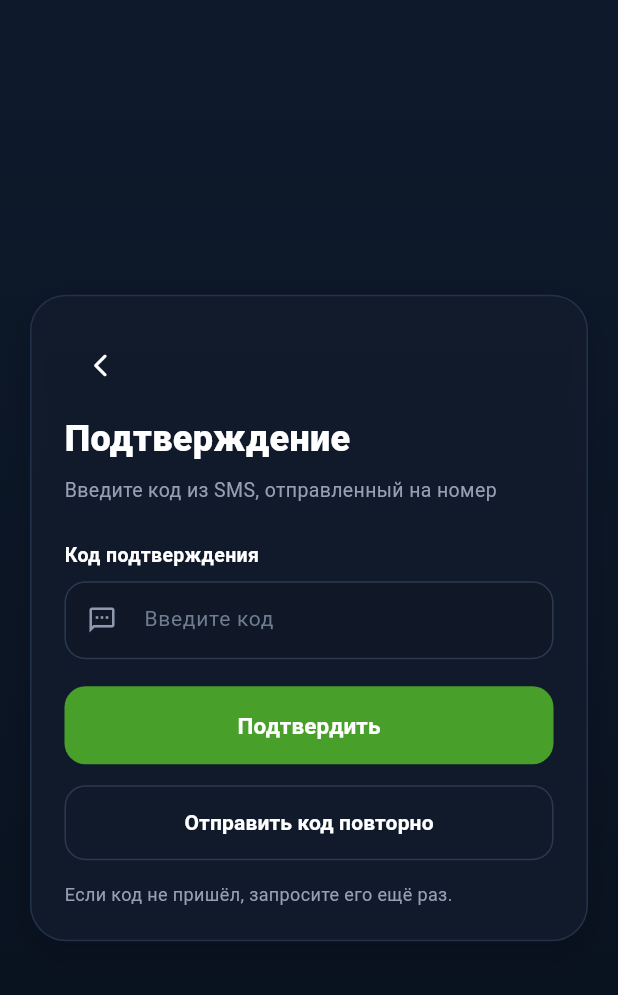
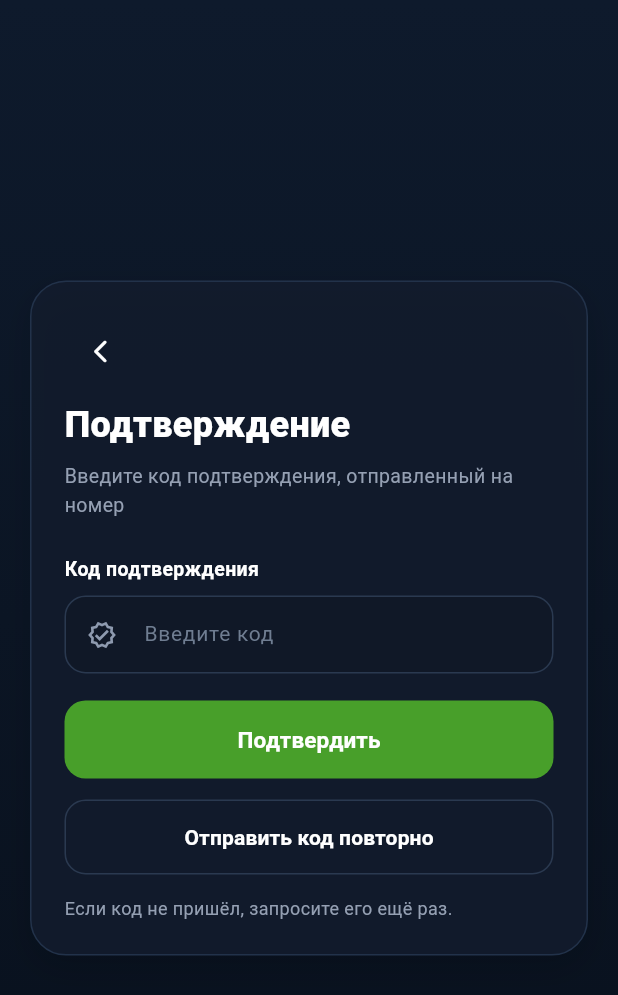
Before and after one commit to jetkizdigital-droid/mobile_restaurant, a Flutter app: the RestaurantSmsPage screen opened directly with empty values, on a phone screen of 412 x 824 dp. Shown: the top 995 px of the screen. Run offline on Flutter 3.47's test engine with Material 3 defaults, Android fonts, the phone set to English and light mode, and no system bars; our stand-ins replace firebase_core, firebase_crashlytics, firebase_messaging, flutter_image_compress, flutter_local_notifications, flutter_secure_storage and 4 more; accounts and stored records are empty.

Commit message:
fix(release): harden restaurant app for Google Play [release-fixes-applied]

```diff
--- a/lib/features/auth/presentation/pages/restaurant_sms_page.dart
+++ b/lib/features/auth/presentation/pages/restaurant_sms_page.dart
@@ -1,5 +1,5 @@
 // JETKIZ RESTAURANT APP
-// SMS verification page for restaurant auth.
+// OTP verification page for restaurant auth.
 //
 // FLOW:
 // 1. request code on auth screen
@@ -78,16 +78,15 @@ class _RestaurantSmsPageState extends State<RestaurantSmsPage> {
           nameRu: (registerData['nameRu'] ?? '').toString().trim(),
           nameKk: (registerData['nameKk'] ?? '').toString().trim(),
           address: (registerData['address'] ?? '').toString().trim(),
-          workingHoursFrom:
-              (registerData['workingHoursFrom'] ?? '').toString().trim(),
-          workingHoursTo:
-              (registerData['workingHoursTo'] ?? '').toString().trim(),
+          workingHoursFrom: (registerData['workingHoursFrom'] ?? '')
+              .toString()
+              .trim(),
+          workingHoursTo: (registerData['workingHoursTo'] ?? '')
+              .toString()
+              .trim(),
         );
       } else {
-        await _authApi.verifyCode(
-          phone: normalizedPhone,
-          code: code,
-        );
+        await _authApi.verifyCode(phone: normalizedPhone, code: code);
       }
 
       final me = await _authApi.getMe();
@@ -154,9 +153,7 @@ class _RestaurantSmsPageState extends State<RestaurantSmsPage> {
 
       ScaffoldMessenger.of(context).showSnackBar(
         SnackBar(
-          content: Text(
-            _t('Код отправлен повторно', 'Код қайта жіберілді'),
-          ),
+          content: Text(_t('Код отправлен повторно', 'Код қайта жіберілді')),
         ),
       );
     } catch (error, stackTrace) {
@@ -215,11 +212,7 @@ class _RestaurantSmsPageState extends State<RestaurantSmsPage> {
           gradient: LinearGradient(
             begin: Alignment.topCenter,
             end: Alignment.bottomCenter,
-            colors: [
-              backgroundTop,
-              Color(0xFF0B1524),
-              backgroundBottom,
-            ],
+            colors: [backgroundTop, Color(0xFF0B1524), backgroundBottom],
           ),
         ),
         child: SafeArea(
@@ -270,8 +263,8 @@ class _RestaurantSmsPageState extends State<RestaurantSmsPage> {
                       const SizedBox(height: 8),
                       Text(
                         _t(
-                          'Введите код из SMS, отправленный на номер ${widget.phone}',
-                          '${widget.phone} нөміріне SMS арқылы жіберілген кодты енгізіңіз',
+                          'Введите код подтверждения, отправленный на номер ${widget.phone}',
+                          '${widget.phone} нөміріне жіберілген растау кодын енгізіңіз',
                         ),
                         style: const TextStyle(
                           color: textMuted,
@@ -285,7 +278,7 @@ class _RestaurantSmsPageState extends State<RestaurantSmsPage> {
                       _DarkTextField(
                         controller: _codeController,
                         hintText: _t('Введите код', 'Кодты енгізіңіз'),
-                        prefixIcon: Icons.sms_outlined,
+                        prefixIcon: Icons.verified_outlined,
                         keyboardType: TextInputType.number,
                         enabled: !_isLoading,
                         onSubmitted: (_) {
@@ -306,8 +299,9 @@ class _RestaurantSmsPageState extends State<RestaurantSmsPage> {
                         width: double.infinity,
                         height: 50,
                         child: OutlinedButton(
-                          onPressed:
-                              _isLoading || _isResending ? null : _resendCode,
+                          onPressed: _isLoading || _isResending
+                              ? null
+                              : _resendCode,
                           style: OutlinedButton.styleFrom(
                             side: const BorderSide(color: Color(0xFF2A3950)),
                             shape: RoundedRectangleBorder(
@@ -403,17 +397,11 @@ class _DarkTextField extends StatelessWidget {
         keyboardType: keyboardType,
         textInputAction: TextInputAction.done,
         onSubmitted: onSubmitted,
-        style: const TextStyle(
-          color: Colors.white,
-          fontSize: 14,
-        ),
+        style: const TextStyle(color: Colors.white, fontSize: 14),
         decoration: InputDecoration(
           border: InputBorder.none,
           hintText: hintText,
-          hintStyle: const TextStyle(
-            color: Color(0xFF6F7D91),
-            fontSize: 14,
-          ),
+          hintStyle: const TextStyle(color: Color(0xFF6F7D91), fontSize: 14),
           prefixIcon: Icon(
             prefixIcon,
             color: const Color(0xFF8E9AAF),
@@ -430,10 +418,7 @@ class _GreenButton extends StatelessWidget {
   final String text;
   final VoidCallback? onPressed;
 
-  const _GreenButton({
-    required this.text,
-    required this.onPressed,
-  });
+  const _GreenButton({required this.text, required this.onPressed});
 
   @override
   Widget build(BuildContext context) {
@@ -444,7 +429,9 @@ class _GreenButton extends StatelessWidget {
         onPressed: onPressed,
         style: ElevatedButton.styleFrom(
           backgroundColor: const Color(0xFF489F2A),
-          disabledBackgroundColor: const Color(0xFF489F2A).withValues(alpha: 0.6),
+          disabledBackgroundColor: const Color(
+            0xFF489F2A,
+          ).withValues(alpha: 0.6),
           foregroundColor: Colors.white,
           elevation: 0,
           shape: RoundedRectangleBorder(
@@ -453,10 +440,7 @@ class _GreenButton extends StatelessWidget {
         ),
         child: Text(
           text,
-          style: const TextStyle(
-            fontSize: 15,
-            fontWeight: FontWeight.w700,
-          ),
+          style: const TextStyle(fontSize: 15, fontWeight: FontWeight.w700),
         ),
       ),
     );
```
Also changed, not shown: lib/core/push/restaurant_push_notification_service.dart (+8 -6 lines), lib/features/auth/presentation/pages/restaurant_auth_page.dart (+115 -11 lines), lib/features/orders/presentation/widgets/order_card.dart (+2 -9 lines), lib/features/support/presentation/pages/restaurant_support_page.dart (+12 -9 lines), 3 other files.
